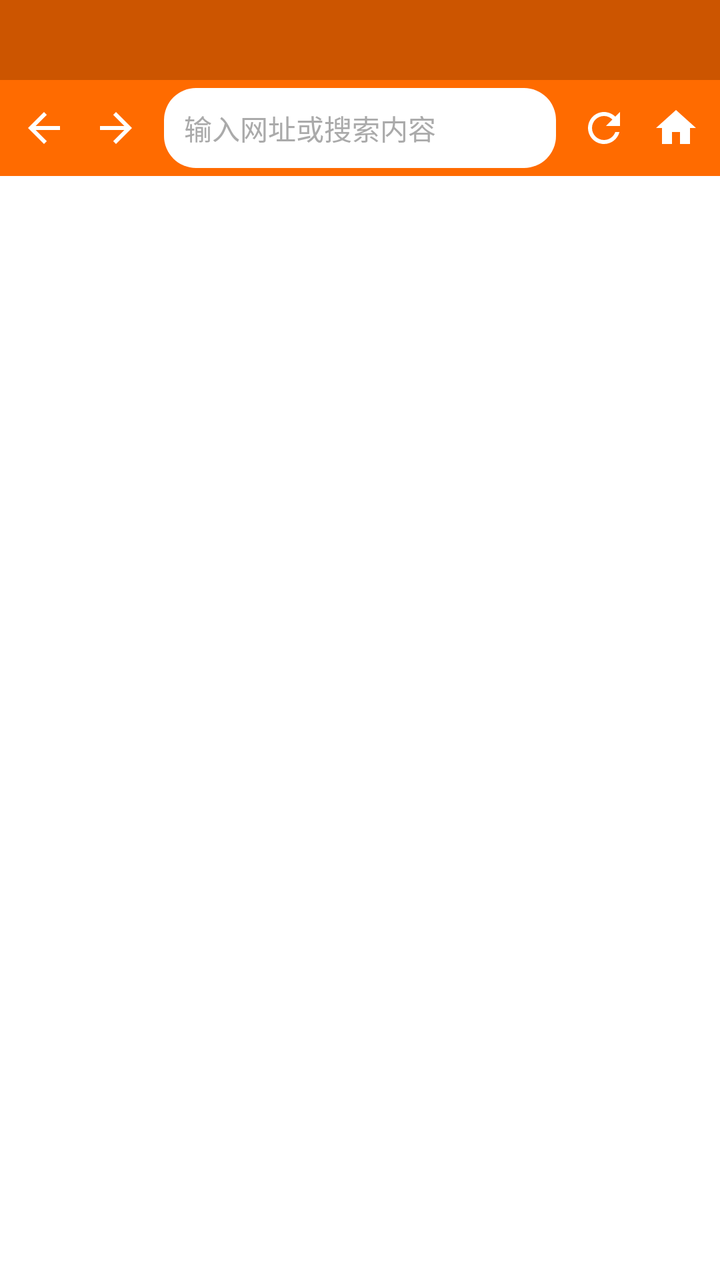
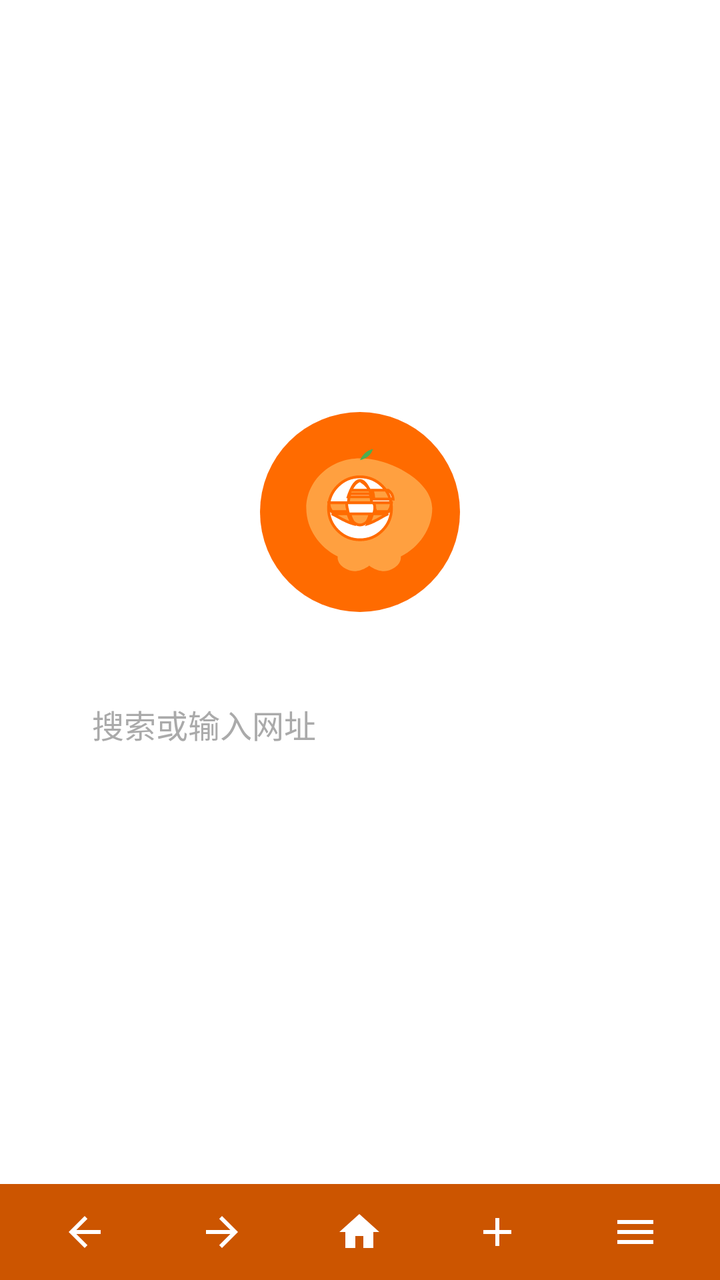

An Android layout rendered at two revisions. The XML below is the earlier revision; the diff shows what the commit changed to produce the second picture.
<!-- AndroidManifest.xml: application theme AppTheme -->
<!-- res/layout/activity_main.xml -->
<?xml version="1.0" encoding="utf-8"?>
<LinearLayout xmlns:android="http://schemas.android.com/apk/res/android"
    xmlns:app="http://schemas.android.com/apk/res-auto"
    android:layout_width="match_parent"
    android:layout_height="match_parent"
    android:orientation="vertical">

    
    <HorizontalScrollView
        android:id="@+id/tab_scroll_view"
        android:layout_width="match_parent"
        android:layout_height="40dp"
        android:background="@color/tab_bar_bg"
        android:scrollbars="none"
        android:fillViewport="false">

        <LinearLayout
            android:id="@+id/tab_strip"
            android:layout_width="wrap_content"
            android:layout_height="match_parent"
            android:orientation="horizontal"
            android:padding="4dp" />
    </HorizontalScrollView>

    
    <androidx.appcompat.widget.Toolbar
        android:id="@+id/toolbar"
        android:layout_width="match_parent"
        android:layout_height="48dp"
        android:background="@color/primary_orange"
        app:contentInsetStart="4dp"
        app:contentInsetEnd="4dp">

        <LinearLayout
            android:layout_width="match_parent"
            android:layout_height="match_parent"
            android:orientation="horizontal"
            android:gravity="center_vertical">

            
            <ImageButton
                android:id="@+id/btn_back"
                android:layout_width="36dp"
                android:layout_height="36dp"
                android:src="@drawable/ic_back"
                android:background="?attr/selectableItemBackgroundBorderless"
                android:tint="@color/white"
                android:contentDescription="@string/back"
                android:padding="6dp" />

            
            <ImageButton
                android:id="@+id/btn_forward"
                android:layout_width="36dp"
                android:layout_height="36dp"
                android:src="@drawable/ic_forward"
                android:background="?attr/selectableItemBackgroundBorderless"
                android:tint="@color/white"
                android:contentDescription="@string/forward"
                android:padding="6dp" />

            
            <EditText
                android:id="@+id/address_bar"
                android:layout_width="0dp"
                android:layout_height="40dp"
                android:layout_weight="1"
                android:layout_marginHorizontal="6dp"
                android:background="@drawable/bg_address_bar"
                android:paddingHorizontal="10dp"
                android:textColor="@color/address_text"
                android:textSize="14sp"
                android:textColorHint="@color/address_hint"
                android:hint="@string/address_hint"
                android:maxLines="1"
                android:imeOptions="actionGo"
                android:inputType="textUri"
                android:selectAllOnFocus="true" />

            
            <ImageButton
                android:id="@+id/btn_refresh"
                android:layout_width="36dp"
                android:layout_height="36dp"
                android:src="@drawable/ic_refresh"
                android:background="?attr/selectableItemBackgroundBorderless"
                android:tint="@color/white"
                android:contentDescription="@string/refresh"
                android:padding="6dp" />

            
            <ImageButton
                android:id="@+id/btn_home"
                android:layout_width="36dp"
                android:layout_height="36dp"
                android:src="@drawable/ic_home"
                android:background="?attr/selectableItemBackgroundBorderless"
                android:tint="@color/white"
                android:contentDescription="@string/home"
                android:padding="6dp" />

        </LinearLayout>

    </androidx.appcompat.widget.Toolbar>

    
    <ProgressBar
        android:id="@+id/progress_bar"
        style="?android:attr/progressBarStyleHorizontal"
        android:layout_width="match_parent"
        android:layout_height="3dp"
        android:progressTint="@color/primary_orange"
        android:progressBackgroundTint="@color/progress_bg"
        android:visibility="gone"
        android:max="100" />

    
    <FrameLayout
        android:id="@+id/web_container"
        android:layout_width="match_parent"
        android:layout_height="0dp"
        android:layout_weight="1" />

</LinearLayout>
<!-- resources referenced by this layout -->
<resources>
  <color name="address_hint">#AAAAAA</color>
  <color name="address_text">#333333</color>
  <color name="primary_orange">#FF6B00</color>
  <color name="progress_bg">#FFE0CC</color>
  <color name="tab_bar_bg">#CC5500</color>
  <color name="white">#FFFFFF</color>
  <!-- drawable bg_address_bar (drawable) -->
  <?xml version="1.0" encoding="utf-8"?>
  <shape xmlns:android="http://schemas.android.com/apk/res/android"
      android:shape="rectangle">
      <solid android:color="@color/address_bar_bg" />
      <corners android:radius="16dp" />
  </shape>
  <!-- drawable ic_home (drawable) -->
  <?xml version="1.0" encoding="utf-8"?>
  <vector xmlns:android="http://schemas.android.com/apk/res/android"
      android:width="24dp"
      android:height="24dp"
      android:viewportWidth="24"
      android:viewportHeight="24">
      <path
          android:fillColor="#FFFFFFFF"
          android:pathData="M10,20v-6h4v6h5v-8h3L12,3 2,12h3v8z" />
  </vector>
  <string name="address_hint">输入网址或搜索内容</string>
  <string name="back">后退</string>
  <string name="forward">前进</string>
  <string name="home">主页</string>
  <string name="refresh">刷新</string>
  <color name="address_bar_bg">#FFFFFF</color>
  <color name="primary_orange_dark">#E05A00</color>
  <color name="accent_orange">#FFA040</color>
  <color name="background">#FFFFFF</color>
  <!-- unchanged entries left out for length: 4 -->
</resources>

<!-- the commit's change to res/layout/activity_main.xml (unified diff, before → after) -->
@@ -1,33 +1,18 @@
 <?xml version="1.0" encoding="utf-8"?>
 <LinearLayout xmlns:android="http://schemas.android.com/apk/res/android"
     xmlns:app="http://schemas.android.com/apk/res-auto"
+    android:id="@+id/main_root"
     android:layout_width="match_parent"
     android:layout_height="match_parent"
     android:orientation="vertical">
 
     
-    <HorizontalScrollView
-        android:id="@+id/tab_scroll_view"
-        android:layout_width="match_parent"
-        android:layout_height="40dp"
-        android:background="@color/tab_bar_bg"
-        android:scrollbars="none"
-        android:fillViewport="false">
-
-        <LinearLayout
-            android:id="@+id/tab_strip"
-            android:layout_width="wrap_content"
-            android:layout_height="match_parent"
-            android:orientation="horizontal"
-            android:padding="4dp" />
-    </HorizontalScrollView>
-
-    
     <androidx.appcompat.widget.Toolbar
-        android:id="@+id/toolbar"
+        android:id="@+id/toolbar_top"
         android:layout_width="match_parent"
         android:layout_height="48dp"
         android:background="@color/primary_orange"
+        android:visibility="gone"
         app:contentInsetStart="4dp"
         app:contentInsetEnd="4dp">
 
@@ -37,29 +22,6 @@
             android:orientation="horizontal"
             android:gravity="center_vertical">
 
-            
-            <ImageButton
-                android:id="@+id/btn_back"
-                android:layout_width="36dp"
-                android:layout_height="36dp"
-                android:src="@drawable/ic_back"
-                android:background="?attr/selectableItemBackgroundBorderless"
-                android:tint="@color/white"
-                android:contentDescription="@string/back"
-                android:padding="6dp" />
-
-            
-            <ImageButton
-                android:id="@+id/btn_forward"
-                android:layout_width="36dp"
-                android:layout_height="36dp"
-                android:src="@drawable/ic_forward"
-                android:background="?attr/selectableItemBackgroundBorderless"
-                android:tint="@color/white"
-                android:contentDescription="@string/forward"
-                android:padding="6dp" />
-
-            
             <EditText
                 android:id="@+id/address_bar"
                 android:layout_width="0dp"
@@ -77,9 +39,8 @@
                 android:inputType="textUri"
                 android:selectAllOnFocus="true" />
 
-            
             <ImageButton
-                android:id="@+id/btn_refresh"
+                android:id="@+id/btn_refresh_top"
                 android:layout_width="36dp"
                 android:layout_height="36dp"
                 android:src="@drawable/ic_refresh"
@@ -88,19 +49,7 @@
                 android:contentDescription="@string/refresh"
                 android:padding="6dp" />
 
-            
-            <ImageButton
-                android:id="@+id/btn_home"
-                android:layout_width="36dp"
-                android:layout_height="36dp"
-                android:src="@drawable/ic_home"
-                android:background="?attr/selectableItemBackgroundBorderless"
-                android:tint="@color/white"
-                android:contentDescription="@string/home"
-                android:padding="6dp" />
-
         </LinearLayout>
-
     </androidx.appcompat.widget.Toolbar>
 
     
@@ -115,10 +64,113 @@
         android:max="100" />
 
     
+    <LinearLayout
+        android:id="@+id/home_screen"
+        android:layout_width="match_parent"
+        android:layout_height="0dp"
+        android:layout_weight="1"
+        android:orientation="vertical"
+        android:gravity="center"
+        android:background="@color/white">
+
+        <ImageView
+            android:id="@+id/logo"
+            android:layout_width="100dp"
+            android:layout_height="100dp"
+            android:src="@drawable/ic_launcher"
+            android:layout_marginBottom="32dp" />
+
+        <EditText
+            android:id="@+id/home_search_bar"
+            android:layout_width="300dp"
+            android:layout_height="48dp"
+            android:background="@drawable/bg_address_bar"
+            android:paddingHorizontal="16dp"
+            android:textColor="@color/address_text"
+            android:textSize="16sp"
+            android:textColorHint="@color/address_hint"
+            android:hint="@string/search_hint"
+            android:maxLines="1"
+            android:imeOptions="actionGo"
+            android:inputType="text"
+            android:selectAllOnFocus="true"
+            android:gravity="center_vertical" />
+
+    </LinearLayout>
+
+    
     <FrameLayout
         android:id="@+id/web_container"
         android:layout_width="match_parent"
         android:layout_height="0dp"
-        android:layout_weight="1" />
+        android:layout_weight="1"
+        android:visibility="gone" />
+
+    
+    <LinearLayout
+        android:id="@+id/bottom_toolbar"
+        android:layout_width="match_parent"
+        android:layout_height="48dp"
+        android:orientation="horizontal"
+        android:background="@color/tab_bar_bg"
+        android:gravity="center"
+        android:paddingHorizontal="8dp">
+
+        <ImageButton
+            android:id="@+id/btn_back"
+            android:layout_width="0dp"
+            android:layout_height="36dp"
+            android:layout_weight="1"
+            android:src="@drawable/ic_back"
+            android:background="?attr/selectableItemBackgroundBorderless"
+            android:tint="@color/white"
+            android:contentDescription="@string/back"
+            android:padding="6dp" />
+
+        <ImageButton
+            android:id="@+id/btn_forward"
+            android:layout_width="0dp"
+            android:layout_height="36dp"
+            android:layout_weight="1"
+            android:src="@drawable/ic_forward"
+            android:background="?attr/selectableItemBackgroundBorderless"
+            android:tint="@color/white"
+            android:contentDescription="@string/forward"
+            android:padding="6dp" />
+
+        <ImageButton
+            android:id="@+id/btn_home_bottom"
+            android:layout_width="0dp"
+            android:layout_height="36dp"
+            android:layout_weight="1"
+            android:src="@drawable/ic_home"
+            android:background="?attr/selectableItemBackgroundBorderless"
+            android:tint="@color/white"
+            android:contentDescription="@string/home"
+            android:padding="6dp" />
+
+        <ImageButton
+            android:id="@+id/btn_tabs"
+            android:layout_width="0dp"
+            android:layout_height="wrap_content"
+            android:layout_weight="1"
+            android:src="@drawable/ic_add_tab"
+            android:background="?attr/selectableItemBackgroundBorderless"
+            android:tint="@color/white"
+            android:contentDescription="@string/new_tab"
+            android:padding="6dp" />
+
+        <ImageButton
+            android:id="@+id/btn_menu"
+            android:layout_width="0dp"
+            android:layout_height="36dp"
+            android:layout_weight="1"
+            android:src="@drawable/ic_menu"
+            android:background="?attr/selectableItemBackgroundBorderless"
+            android:tint="@color/white"
+            android:contentDescription="@string/more"
+            android:padding="6dp" />
+
+    </LinearLayout>
 
 </LinearLayout>
<!-- resource entries referenced after the edit -->
@@ -13,6 +13,17 @@
       <solid android:color="@color/address_bar_bg" />
       <corners android:radius="16dp" />
   </shape>
+  <!-- drawable ic_add_tab (drawable) -->
+  <?xml version="1.0" encoding="utf-8"?>
+  <vector xmlns:android="http://schemas.android.com/apk/res/android"
+      android:width="24dp"
+      android:height="24dp"
+      android:viewportWidth="24"
+      android:viewportHeight="24">
+      <path
+          android:fillColor="#FFFFFFFF"
+          android:pathData="M19,13h-6v6h-2v-6H5v-2h6V5h2v6h6v2z" />
+  </vector>
   <!-- drawable ic_home (drawable) -->
   <?xml version="1.0" encoding="utf-8"?>
   <vector xmlns:android="http://schemas.android.com/apk/res/android"
@@ -24,11 +35,51 @@
           android:fillColor="#FFFFFFFF"
           android:pathData="M10,20v-6h4v6h5v-8h3L12,3 2,12h3v8z" />
   </vector>
+  <!-- drawable ic_launcher (drawable) -->
+  <?xml version="1.0" encoding="utf-8"?>
+  <vector xmlns:android="http://schemas.android.com/apk/res/android"
+      android:width="108dp"
+      android:height="108dp"
+      android:viewportWidth="108"
+      android:viewportHeight="108">
+      
+      <path
+          android:fillColor="#FF6B00"
+          android:pathData="M54,54m-54,0a54,54 0,1 1,108 0a54,54 0,1 1,-108 0" />
+      
+      <path
+          android:fillColor="#FFA040"
+          android:pathData="M54,25c-16,0 -29,12 -29,27c0,11 7,21 17,26c0,0 -1,4 5,7c6,3 12,-2 12,-2c0,0 6,5 12,2c6,-3 5,-7 5,-7c10,-5 17,-15 17,-26C93,37 70,25 54,25z" />
+      
+      <path
+          android:fillColor="#FFFFFF"
+          android:strokeWidth="1.5"
+          android:strokeColor="#FF6B00"
+          android:pathData="M54,35c-9.4,0 -17,7.6 -17,17s7.6,17 17,17s17,-7.6 17,-17S63.4,35 54,35zM54,37c1.6,0 3.5,1.8 5,5.2H49C50.5,38.8 52.4,37 54,37zM48.5,44.2h11c0.4,1.5 0.7,3.1 0.8,4.8H47.7C47.8,47.3 48.1,45.7 48.5,44.2zM37.1,49H46.7c0.1,1.7 0.4,3.3 0.8,4.8H38.7C37.8,52.4 37.2,50.8 37.1,49zM37.1,51h0zM38.7,55h8.8c0.6,2 1.4,3.8 2.5,5.3C45,58.9 40.7,55.5 38.7,55zM48.5,55h11c-0.4,1.5 -1,2.9 -1.7,4.2C57,60 55.5,61 54,61s-3,-1 -3.8,-1.8C49.5,57.9 48.9,56.5 48.5,55zM60.8,55h8.5c-2,0.5 -6.3,3.9 -10.8,5.3C59.6,58.8 60.2,57 60.8,55zM61.5,53H63zM61.3,49H71c-0.1,1.8 -0.7,3.4 -1.6,4.8H61.7C62.1,52.3 62.3,50.7 61.3,49zM61.3,47H61zM61.5,47c-0.1,-1.7 -0.4,-3.3 -0.8,-4.8h8.5C71.3,43.6 71.8,45.2 71.9,47H61.5zM58.1,40.5c1.1,1.5 1.9,3.3 2.5,5.3h-13c0.6,-2 1.4,-3.8 2.5,-5.3C51.5,38 54,37 54,37S56.7,38.7 58.1,40.5z" />
+      
+      <path
+          android:fillColor="#4CAF50"
+          android:pathData="M54,26c0,0 2,-5 7,-6c-1,3 -3,5 -7,6z" />
+  </vector>
+  <!-- drawable ic_menu (drawable) -->
+  <vector xmlns:android="http://schemas.android.com/apk/res/android"
+      android:width="24dp"
+      android:height="24dp"
+      android:viewportWidth="24"
+      android:viewportHeight="24"
+      android:tint="#FFFFFF">
+    <path
+        android:fillColor="@android:color/white"
+        android:pathData="M3,18h18v-2H3v2zM3,13h18v-2H3v2zM3,6v2h18V6H3z"/>
+  </vector>
   <string name="address_hint">输入网址或搜索内容</string>
   <string name="back">后退</string>
   <string name="forward">前进</string>
   <string name="home">主页</string>
+  <string name="more">更多</string>
+  <string name="new_tab">新标签页</string>
   <string name="refresh">刷新</string>
+  <string name="search_hint">搜索或输入网址</string>
   <color name="address_bar_bg">#FFFFFF</color>
   <color name="primary_orange_dark">#E05A00</color>
   <color name="accent_orange">#FFA040</color>
